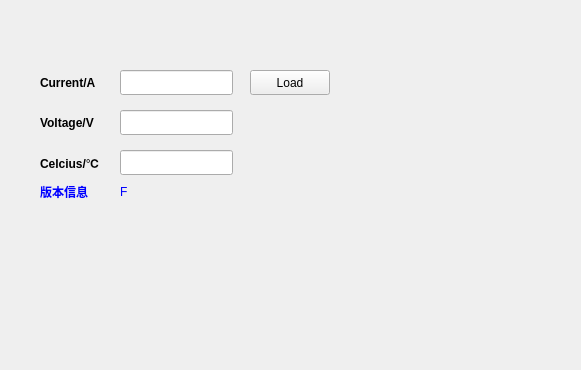
First picture: the form in widget.ui, repository YaoLiMuMu/CAR_BMS, before the edit.
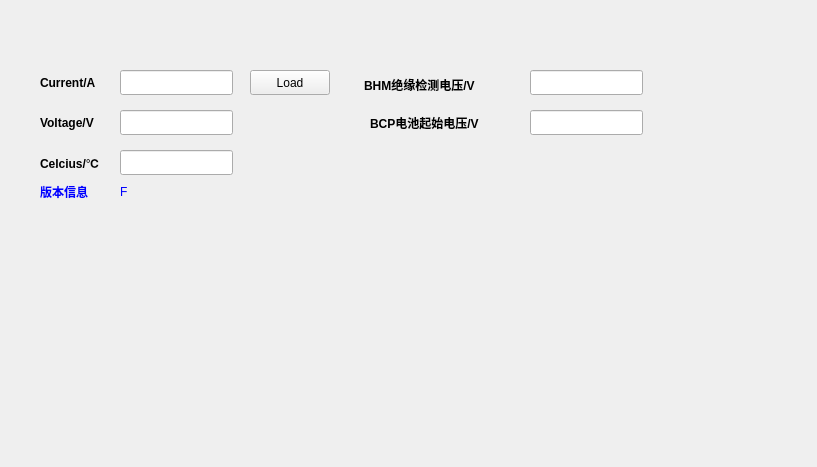
Second picture: the form after the edit.

Commit message: ad UI setting BCP and BHM para...

The edit to the form file:
```diff
--- a/widget.ui
+++ b/widget.ui
@@ -6,8 +6,8 @@
    <rect>
     <x>0</x>
     <y>0</y>
-    <width>581</width>
-    <height>370</height>
+    <width>817</width>
+    <height>467</height>
    </rect>
   </property>
   <property name="windowTitle">
@@ -167,6 +167,73 @@
     <cstring>lineEdit2_1</cstring>
    </property>
   </widget>
+  <widget class="QLineEdit" name="lineEdit1_4">
+   <property name="geometry">
+    <rect>
+     <x>530</x>
+     <y>70</y>
+     <width>113</width>
+     <height>25</height>
+    </rect>
+   </property>
+  </widget>
+  <widget class="QLabel" name="label2_10">
+   <property name="geometry">
+    <rect>
+     <x>364</x>
+     <y>74</y>
+     <width>161</width>
+     <height>21</height>
+    </rect>
+   </property>
+   <property name="font">
+    <font>
+     <weight>75</weight>
+     <bold>true</bold>
+    </font>
+   </property>
+   <property name="text">
+    <string>BHM绝缘检测电压/V</string>
+   </property>
+   <property name="buddy">
+    <cstring>lineEdit2_1</cstring>
+   </property>
+  </widget>
+  <widget class="QLineEdit" name="lineEdit1_5">
+   <property name="geometry">
+    <rect>
+     <x>530</x>
+     <y>110</y>
+     <width>113</width>
+     <height>25</height>
+    </rect>
+   </property>
+   <property name="text">
+    <string/>
+   </property>
+  </widget>
+  <widget class="QLabel" name="label2_11">
+   <property name="geometry">
+    <rect>
+     <x>370</x>
+     <y>110</y>
+     <width>141</width>
+     <height>25</height>
+    </rect>
+   </property>
+   <property name="font">
+    <font>
+     <weight>75</weight>
+     <bold>true</bold>
+    </font>
+   </property>
+   <property name="text">
+    <string>BCP电池起始电压/V</string>
+   </property>
+   <property name="buddy">
+    <cstring>lineEdit2_1</cstring>
+   </property>
+  </widget>
  </widget>
  <layoutdefault spacing="6" margin="11"/>
  <resources/>
```
The commit also changes 5 other files.
